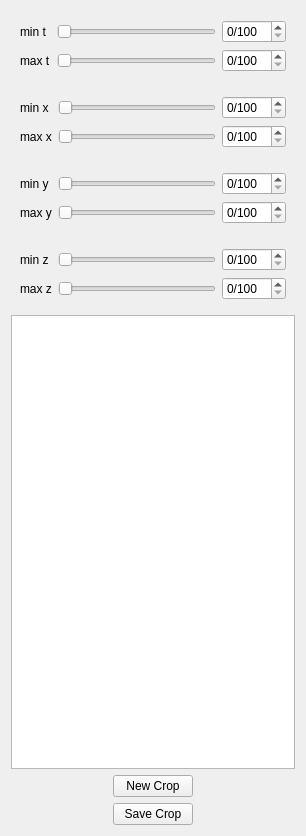
ilastik/ilastik, file ilastik/applets/cropping/cropSelectionWidget.ui: the form before one commit.
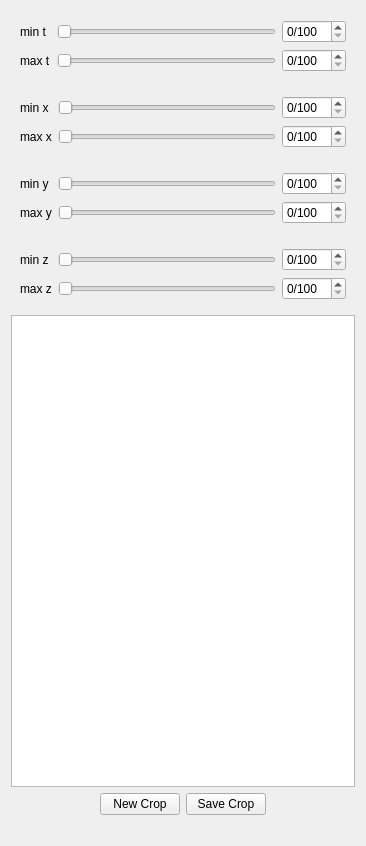
The form after the commit. Custom widgets are drawn as their Qt base class.

Commit message: reposition ui buttons

```diff
--- a/ilastik/applets/cropping/cropSelectionWidget.ui
+++ b/ilastik/applets/cropping/cropSelectionWidget.ui
@@ -6,8 +6,8 @@
    <rect>
     <x>0</x>
     <y>0</y>
-    <width>306</width>
-    <height>836</height>
+    <width>366</width>
+    <height>846</height>
    </rect>
   </property>
   <property name="sizePolicy">
@@ -381,6 +381,22 @@
        </property>
       </widget>
      </item>
+     <item>
+      <widget class="QPushButton" name="SetCropButton">
+       <property name="sizePolicy">
+        <sizepolicy hsizetype="Maximum" vsizetype="Fixed">
+         <horstretch>0</horstretch>
+         <verstretch>0</verstretch>
+        </sizepolicy>
+       </property>
+       <property name="toolTip">
+        <string/>
+       </property>
+       <property name="text">
+        <string>Save Crop</string>
+       </property>
+      </widget>
+     </item>
      <item>
       <spacer name="horizontalSpacer_2">
        <property name="orientation">
@@ -411,22 +427,6 @@
        </property>
       </spacer>
      </item>
-     <item>
-      <widget class="QPushButton" name="SetCropButton">
-       <property name="sizePolicy">
-        <sizepolicy hsizetype="Maximum" vsizetype="Fixed">
-         <horstretch>0</horstretch>
-         <verstretch>0</verstretch>
-        </sizepolicy>
-       </property>
-       <property name="toolTip">
-        <string/>
-       </property>
-       <property name="text">
-        <string>Save Crop</string>
-       </property>
-      </widget>
-     </item>
      <item>
       <spacer name="horizontalSpacer_4">
        <property name="orientation">
```
